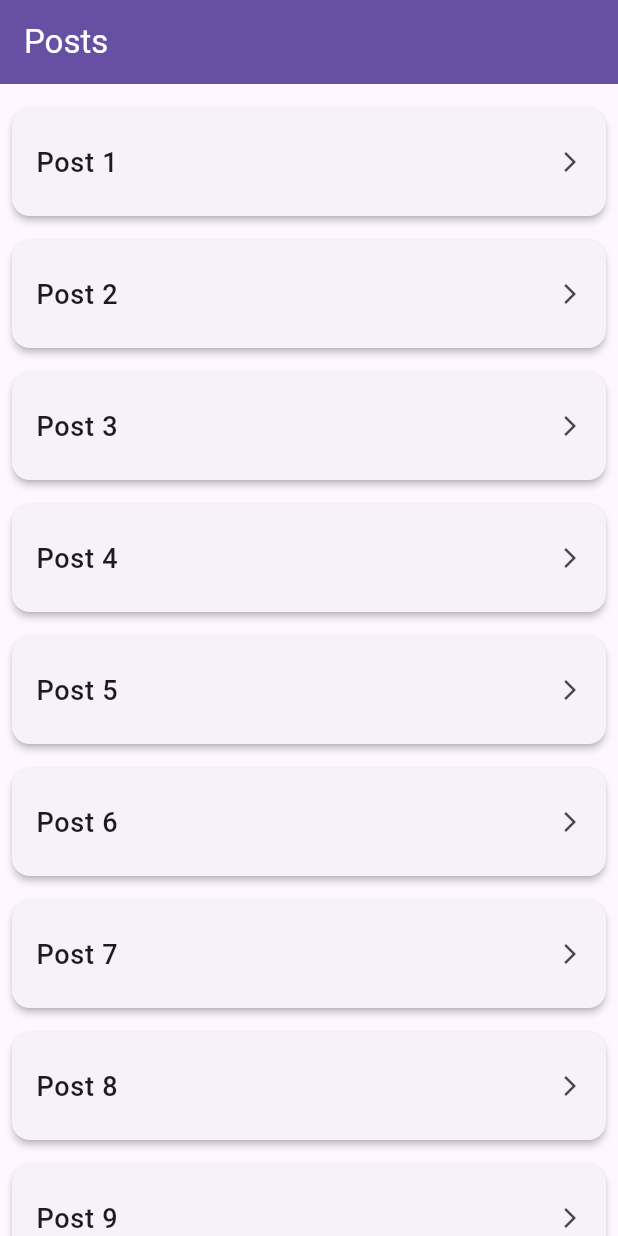
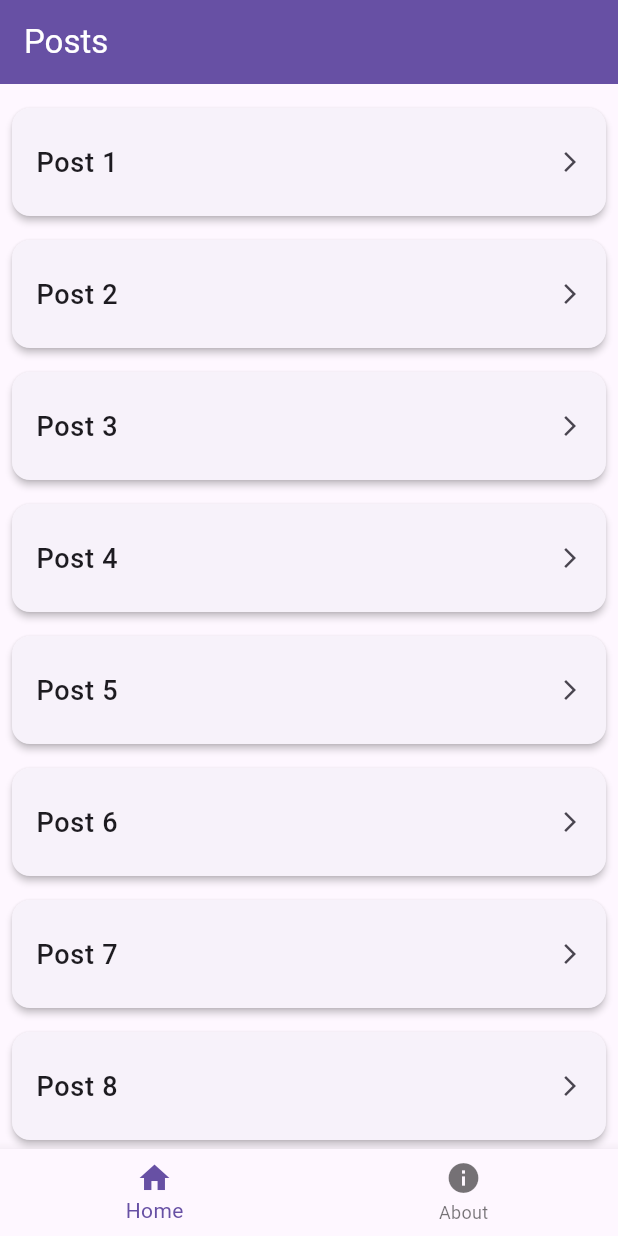
Before and after one commit to D4yz-stp/Post-App, a Flutter app: the screen it shows after launch, on a phone screen of 412 x 824 dp. Run offline on Flutter 3.47's test engine with Material 3 defaults, Android fonts, the phone set to English and light mode, and no system bars.

```diff
--- a/lib/screens/home_screen.dart
+++ b/lib/screens/home_screen.dart
@@ -27,6 +27,7 @@ class _HomeScreenState extends State<HomeScreen> {
         foregroundColor: Colors.white,
       ),
       body: _buildBody(),
+      bottomNavigationBar: _buildBottomNavigationBar()
     );
   }
 
@@ -52,6 +53,29 @@ class _HomeScreenState extends State<HomeScreen> {
     );
   }
 
+  //used the same logic from my project
+  //in flutter haha, u just need to check
+  BottomNavigationBar _buildBottomNavigationBar() {
+    return BottomNavigationBar(
+      currentIndex: _currentIndex,
+      onTap: (index) {
+        setState(() {
+          _currentIndex = index;
+        });
+      },
+      items: const [
+        BottomNavigationBarItem(
+          icon: Icon(Icons.home),
+          label: 'Home',
+        ),
+        BottomNavigationBarItem(
+          icon: Icon(Icons.info),
+          label: 'About',
+        ),
+      ],
+    );
+  }
+
   void _gotoDetailScreen(Post post) {
     Navigator.push(
       context,
```
Also changed, not shown: lib/main.dart (line endings or trailing spaces).
